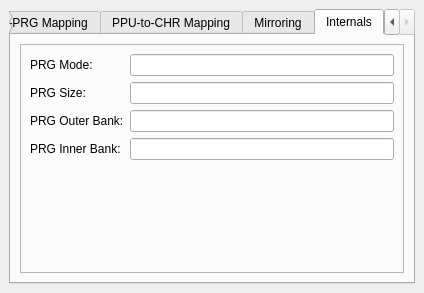
The window that apps/ide/nes/debuggers/mapperinformationdockwidget.ui (christopherpow/nesicide) describes before a commit, drawn with Qt 5.
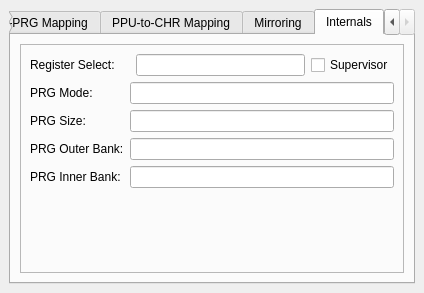
The same window after the commit. The open tabs and pages were chosen to show the change.

```diff
--- a/apps/ide/nes/debuggers/mapperinformationdockwidget.ui
+++ b/apps/ide/nes/debuggers/mapperinformationdockwidget.ui
@@ -482,47 +482,47 @@
           </widget>
           <widget class="QWidget" name="mapper28">
            <layout class="QGridLayout" name="gridLayout_9">
-            <item row="0" column="0">
+            <item row="1" column="0">
              <widget class="QLabel" name="label_28">
               <property name="text">
                <string>PRG Mode:</string>
               </property>
              </widget>
             </item>
-            <item row="0" column="1">
+            <item row="1" column="1" colspan="3">
              <widget class="QLineEdit" name="prgMode28"/>
             </item>
-            <item row="1" column="0">
+            <item row="2" column="0">
              <widget class="QLabel" name="label_29">
               <property name="text">
                <string>PRG Size:</string>
               </property>
              </widget>
             </item>
-            <item row="1" column="1">
+            <item row="2" column="1" colspan="3">
              <widget class="QLineEdit" name="prgSize28"/>
             </item>
-            <item row="2" column="0">
+            <item row="3" column="0">
              <widget class="QLabel" name="label_30">
               <property name="text">
                <string>PRG Outer Bank:</string>
               </property>
              </widget>
             </item>
-            <item row="2" column="1">
+            <item row="3" column="1" colspan="3">
              <widget class="QLineEdit" name="prgOuterBank28"/>
             </item>
-            <item row="3" column="0">
+            <item row="4" column="0">
              <widget class="QLabel" name="label_31">
               <property name="text">
                <string>PRG Inner Bank:</string>
               </property>
              </widget>
             </item>
-            <item row="3" column="1">
+            <item row="4" column="1" colspan="3">
              <widget class="QLineEdit" name="prgInnerBank28"/>
             </item>
-            <item row="4" column="0" colspan="2">
+            <item row="5" column="0" colspan="2">
              <spacer name="verticalSpacer_7">
               <property name="orientation">
                <enum>Qt::Vertical</enum>
@@ -535,6 +535,23 @@
               </property>
              </spacer>
             </item>
+            <item row="0" column="0">
+             <widget class="QLabel" name="label_33">
+              <property name="text">
+               <string>Register Select:</string>
+              </property>
+             </widget>
+            </item>
+            <item row="0" column="2">
+             <widget class="QLineEdit" name="regSel28"/>
+            </item>
+            <item row="0" column="3">
+             <widget class="QCheckBox" name="supervisorRegSel28">
+              <property name="text">
+               <string>Supervisor</string>
+              </property>
+             </widget>
+            </item>
            </layout>
           </widget>
           <widget class="QWidget" name="mapper69">
```
Left out of the diff: 2 changed lines with no effect on the pictures.
